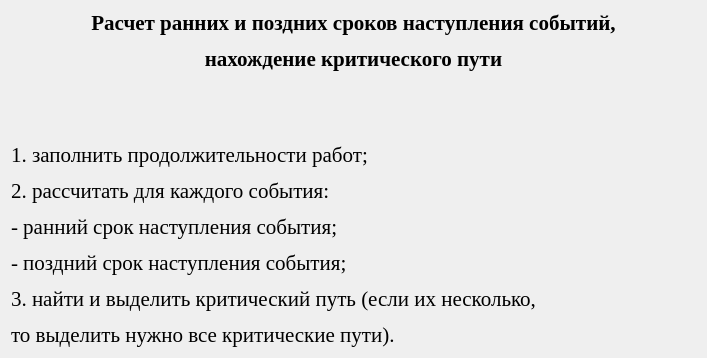
The window that qt_designer_ui/TextTask2.ui (IvaMarin/Project-Network-Diagram-App) describes before a commit, drawn with Qt 5.
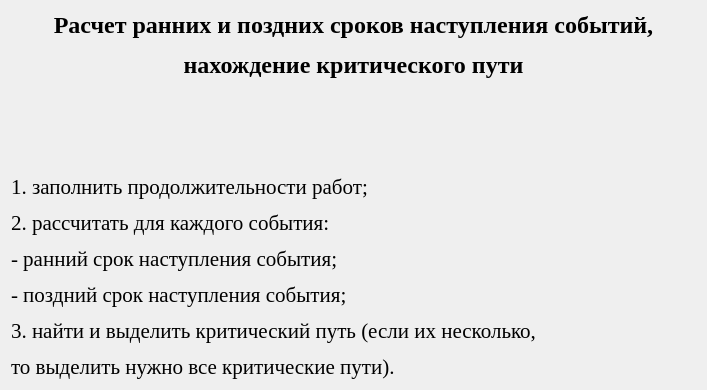
The same window after the commit.

The edit to the form file:
```diff
--- a/qt_designer_ui/TextTask2.ui
+++ b/qt_designer_ui/TextTask2.ui
@@ -7,7 +7,7 @@
     <x>0</x>
     <y>0</y>
     <width>707</width>
-    <height>354</height>
+    <height>374</height>
    </rect>
   </property>
   <property name="windowTitle">
@@ -23,7 +23,7 @@
       </font>
      </property>
      <property name="text">
-      <string>&lt;html&gt;&lt;head/&gt;&lt;body&gt;&lt;p align=&quot;center&quot;&gt;&lt;span style=&quot; font-weight:600;&quot;&gt;Расчет ранних и поздних сроков наступления событий,&lt;/span&gt;&lt;/p&gt;&lt;p align=&quot;center&quot;&gt;&lt;span style=&quot; font-weight:600;&quot;&gt;нахождение критического пути&lt;/span&gt;&lt;/p&gt;&lt;p align=&quot;justify&quot;&gt;&lt;br/&gt;&lt;/p&gt;&lt;p align=&quot;justify&quot;&gt;1. заполнить продолжительности работ;&lt;/p&gt;&lt;p align=&quot;justify&quot;&gt;2. рассчитать для каждого события:&lt;/p&gt;&lt;p align=&quot;justify&quot;&gt;    - ранний срок наступления события;&lt;/p&gt;&lt;p align=&quot;justify&quot;&gt;    - поздний срок наступления события; &lt;/p&gt;&lt;p align=&quot;justify&quot;&gt;3. найти и выделить критический путь (если их несколько, &lt;/p&gt;&lt;p align=&quot;justify&quot;&gt;то выделить нужно все критические пути).&lt;/p&gt;&lt;/body&gt;&lt;/html&gt;</string>
+      <string>&lt;html&gt;&lt;head/&gt;&lt;body&gt;&lt;p align=&quot;center&quot;&gt;&lt;span style=&quot; font-size:18pt; font-weight:600;&quot;&gt;Расчет ранних и поздних сроков наступления событий,&lt;/span&gt;&lt;/p&gt;&lt;p align=&quot;center&quot;&gt;&lt;span style=&quot; font-size:18pt; font-weight:600;&quot;&gt;нахождение критического пути&lt;/span&gt;&lt;br/&gt;&lt;/p&gt;&lt;p align=&quot;center&quot;&gt;&lt;br/&gt;&lt;/p&gt;&lt;p align=&quot;justify&quot;&gt;1. заполнить продолжительности работ;&lt;/p&gt;&lt;p align=&quot;justify&quot;&gt;2. рассчитать для каждого события:&lt;/p&gt;&lt;p align=&quot;justify&quot;&gt;- ранний срок наступления события;&lt;/p&gt;&lt;p align=&quot;justify&quot;&gt;- поздний срок наступления события; &lt;/p&gt;&lt;p align=&quot;justify&quot;&gt;3. найти и выделить критический путь (если их несколько, &lt;/p&gt;&lt;p align=&quot;justify&quot;&gt;то выделить нужно все критические пути).&lt;/p&gt;&lt;/body&gt;&lt;/html&gt;</string>
      </property>
     </widget>
    </item>
```
